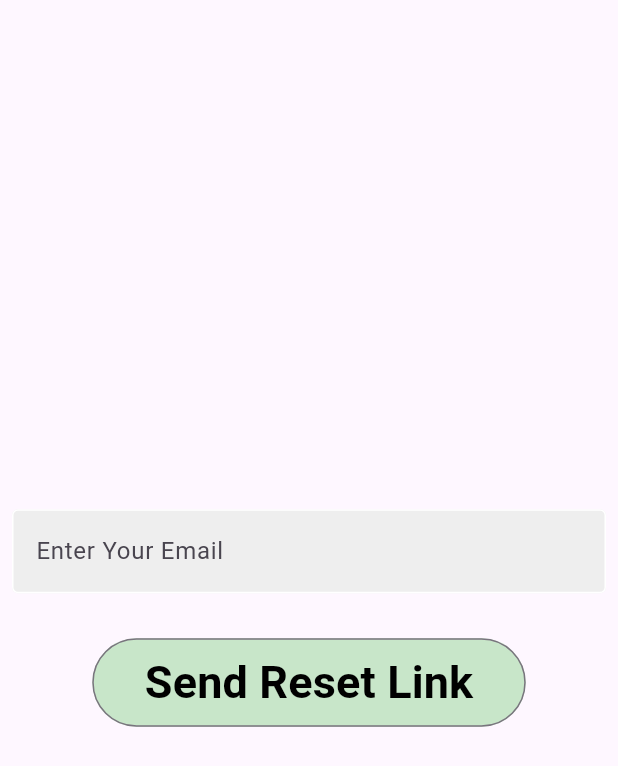
After one commit to subrata731215/kids_math_play, a Flutter app: the ForgotPasswordPage screen opened directly, on a phone screen of 412 x 824 dp. The commit adds this screen. Shown: the top 766 px of the screen. Run offline on Flutter 3.47's test engine with Material 3 defaults, Android fonts, the phone set to English and light mode, and no system bars; our stand-ins replace firebase_auth, firebase_core, math_expressions; missing offline and left inert: reactiv; accounts and stored records are empty.

Commit message:
initially completed firebase login without chat details

```diff
--- /dev/null
+++ b/lib/chatdetails/chatpagecontroller.dart
@@ -0,0 +1,6 @@
+import 'package:reactiv/reactiv.dart';
+
+class ChatPageController extends ReactiveController {
+  ReactiveBool visible = ReactiveBool(true);
+
+}
--- /dev/null
+++ b/lib/chatdetails/fogotpassword_page.dart
@@ -0,0 +1,47 @@
+import 'package:firebase_auth/firebase_auth.dart';
+import 'package:flutter/material.dart';
+import 'package:kids_math_play/chatdetails/utils.dart';
+
+class ForgotPasswordPage extends StatelessWidget {
+  ForgotPasswordPage({super.key});
+
+  final TextEditingController forgotTEC = TextEditingController();
+
+  void resetPassword() async {
+    await FirebaseAuth.instance.sendPasswordResetEmail(email: forgotTEC.text);
+  }
+
+  @override
+  Widget build(BuildContext context) {
+    return Scaffold(
+      body: Center(
+        child: Padding(
+          padding: const EdgeInsets.all(8.0),
+          child: Column(
+            mainAxisAlignment: MainAxisAlignment.center,
+            children: [
+              MyTextField(
+                hintText: 'Enter Your Email',
+                obs: false,
+                textInputType: TextInputType.emailAddress,
+                tecController: forgotTEC,
+              ),
+              const SizedBox(height: 30),
+              MyTapButton(
+                  buttonText: 'Send Reset Link',
+                  onp: () {
+                    showDialog(
+                        context: context,
+                        builder: (context) => const Center(
+                              child: CircularProgressIndicator(),
+                            ));
+                    resetPassword();
+                    Navigator.pop(context);
+                  }),
+            ],
+          ),
+        ),
+      ),
+    );
+  }
+}
--- /dev/null
+++ b/lib/chatdetails/utils.dart
@@ -0,0 +1,59 @@
+import 'package:flutter/material.dart';
+import 'package:kids_math_play/mathgame/utils.dart';
+
+class MyTextField extends StatelessWidget {
+  final String hintText;
+  final bool obs;
+  final IconButton? iconButton;
+  final TextInputType textInputType;
+  final TextEditingController tecController;
+
+  const MyTextField(
+      {super.key,
+      required this.hintText,
+      required this.obs,
+      this.iconButton,
+      required this.textInputType,
+      required this.tecController});
+
+  @override
+  Widget build(BuildContext context) {
+    return TextField(
+      controller: tecController,
+      keyboardType: textInputType,
+      obscureText: obs,
+      decoration: InputDecoration(
+          hintText: hintText,
+          suffixIcon: iconButton,
+          enabledBorder: const OutlineInputBorder(
+            borderSide: BorderSide(color: Colors.white),
+          ),
+          focusedBorder: OutlineInputBorder(
+            borderSide: BorderSide(color: Colors.grey.shade400, width: 4),
+          ),
+          filled: true,
+          fillColor: Colors.grey.shade200),
+    );
+  }
+}
+
+class MyTapButton extends StatelessWidget {
+  final String buttonText;
+  final Function() onp;
+
+  const MyTapButton({super.key, required this.buttonText, required this.onp});
+
+  @override
+  Widget build(BuildContext context) {
+    return OutlinedButton(
+      style: OutlinedButton.styleFrom(
+          backgroundColor: Colors.green.shade100,
+          padding: const EdgeInsets.symmetric(horizontal: 35, vertical: 8)),
+      onPressed: onp,
+      child: Text(
+        buttonText,
+        style: textStyle,
+      ),
+    );
+  }
+}
--- a/lib/homePage/homeUtils.dart
+++ b/lib/homePage/homeutils.dart
@@ -1,5 +1,4 @@
 import 'package:flutter/material.dart';
-import 'package:lottie/lottie.dart';
 import '../mathgame/utils.dart';
 
 class MyChip extends StatelessWidget {
@@ -29,7 +28,7 @@ class MyChip extends StatelessWidget {
                 style: textStyle.copyWith(color: Colors.teal),
               ),
               const SizedBox(width: 30),
-              Lottie.asset('assets/lottie/arrow.json', height: 30, width: 90)
+              //Lottie.asset('assets/lottie/arrow.json', height: 30, width: 90)
             ],
           ),
         ),
--- a/pubspec.yaml
+++ b/pubspec.yaml
@@ -36,7 +36,9 @@ dependencies:
   # Use with the CupertinoIcons class for iOS style icons.
   cupertino_icons: ^1.0.6
   reactiv: ^0.3.5
-  lottie: ^3.1.0
+  math_expressions: ^2.5.0
+  firebase_core: ^2.31.0
+  firebase_auth: ^4.19.5
 
 dev_dependencies:
   flutter_test:
```
Also changed, not shown: lib/calculator/calculatorcontroller.dart (added, +17 -0 lines), lib/calculator/calculatorui.dart (+144 -0 lines), lib/chatdetails/authpage.dart (added, +23 -0 lines), lib/chatdetails/chathomepage.dart (added, +21 -0 lines), lib/chatdetails/drawer.dart (added, +49 -0 lines), lib/chatdetails/signin_page.dart (added, +121 -0 lines), lib/chatdetails/signup_page.dart (added, +107 -0 lines), lib/chatdetails/usertile.dart (added, +18 -0 lines), lib/homePage/homepage.dart (+10 -7 lines), lib/main.dart (+9 -2 lines), lib/mathgame/ui.dart (+6 -7 lines), lib/mathgame/utils.dart (+8 -2 lines), lib/calculator/controller.dart (deleted), pubspec.lock, 13 other files.
